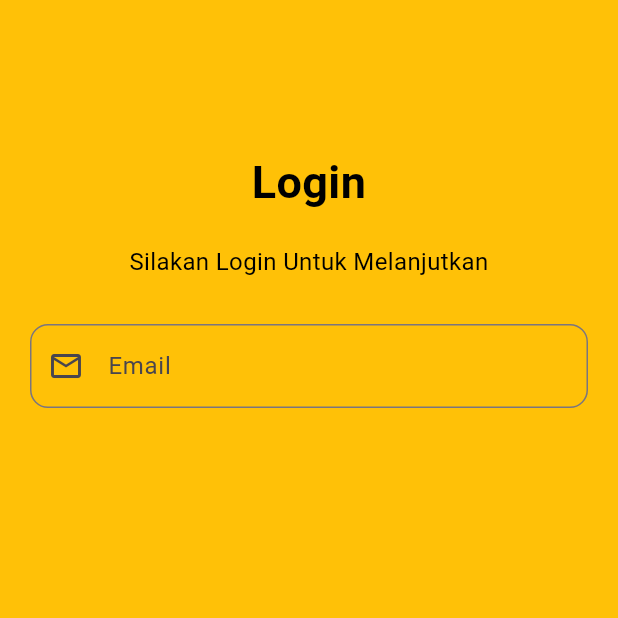
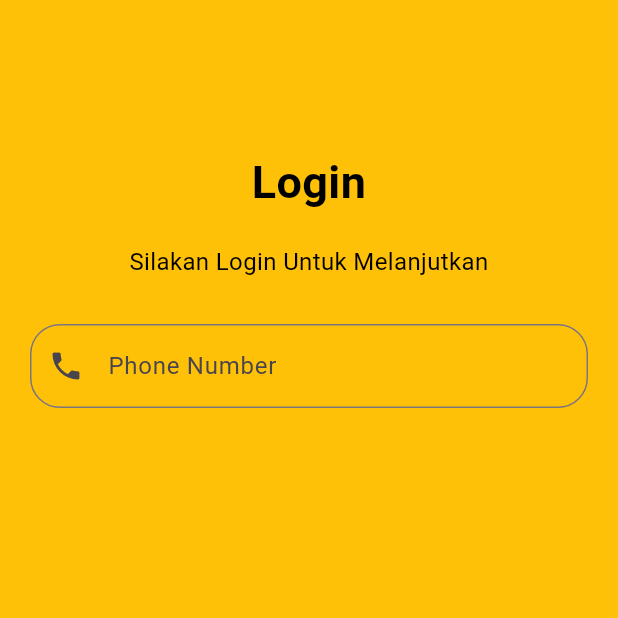
Before and after one commit to annddvaa/KB1179-1123150164-uts, a Flutter app: the Loginscreen screen opened directly, on a phone screen of 412 x 824 dp, the top half of it. Run offline on Flutter 3.47's test engine with Material 3 defaults, Android fonts, the phone set to English and light mode, and no system bars.

Commit message:
menambahkan textfield phone number

```diff
--- a/lib/screen/Loginscreen.dart
+++ b/lib/screen/Loginscreen.dart
@@ -33,11 +33,11 @@ class Loginscreen extends StatelessWidget {
               TextField(
                 keyboardType: TextInputType.emailAddress,
                 decoration: InputDecoration(
-                  labelText: 'Email',
-                  hintText: 'Masukkan email anda',
-                  prefixIcon: const Icon(Icons.email_outlined),
+                  labelText: 'Phone Number',
+                  hintText: 'Enter Phone Number',
+                  prefixIcon: const Icon(Icons.phone),
                   border: OutlineInputBorder(
-                    borderRadius: const BorderRadius.all(Radius.circular(12)),
+                    borderRadius: const BorderRadius.all(Radius.circular(20)),
                   ),
                 ),
               ),
```
